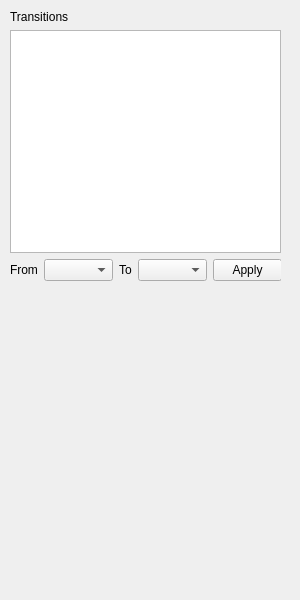
Before: the Qt Designer form forms/transitionwidget.ui in JuPedSim/jpseditor, drawn with Qt 5.
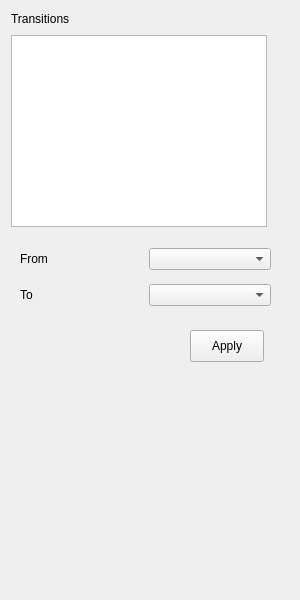
After: the same form once the commit is applied.

Commit message: Refatoring writeTransitions()

Patch:
```diff
--- a/forms/transitionwidget.ui
+++ b/forms/transitionwidget.ui
@@ -31,26 +31,52 @@
   <property name="windowTitle">
    <string>Transitions</string>
   </property>
-  <widget class="QWidget" name="layoutWidget">
+  <widget class="QLabel" name="label">
    <property name="geometry">
     <rect>
-     <x>10</x>
-     <y>10</y>
-     <width>271</width>
-     <height>271</height>
+     <x>11</x>
+     <y>11</y>
+     <width>67</width>
+     <height>16</height>
+    </rect>
+   </property>
+   <property name="text">
+    <string>Transitions</string>
+   </property>
+  </widget>
+  <widget class="QListWidget" name="listWidget_transitions">
+   <property name="geometry">
+    <rect>
+     <x>11</x>
+     <y>35</y>
+     <width>256</width>
+     <height>192</height>
+    </rect>
+   </property>
+  </widget>
+  <widget class="QPushButton" name="pushButton_apply">
+   <property name="geometry">
+    <rect>
+     <x>190</x>
+     <y>330</y>
+     <width>74</width>
+     <height>32</height>
+    </rect>
+   </property>
+   <property name="text">
+    <string>Apply</string>
+   </property>
+  </widget>
+  <widget class="QWidget" name="">
+   <property name="geometry">
+    <rect>
+     <x>20</x>
+     <y>240</y>
+     <width>251</width>
+     <height>76</height>
     </rect>
    </property>
    <layout class="QVBoxLayout" name="verticalLayout">
-    <item>
-     <widget class="QLabel" name="label">
-      <property name="text">
-       <string>Transitions</string>
-      </property>
-     </widget>
-    </item>
-    <item>
-     <widget class="QListWidget" name="listWidget_transitions"/>
-    </item>
     <item>
      <layout class="QHBoxLayout" name="horizontalLayout">
       <item>
@@ -63,6 +89,10 @@
       <item>
        <widget class="QComboBox" name="comboBox"/>
       </item>
+     </layout>
+    </item>
+    <item>
+     <layout class="QHBoxLayout" name="horizontalLayout_2">
       <item>
        <widget class="QLabel" name="label_3">
         <property name="text">
@@ -71,14 +101,7 @@
        </widget>
       </item>
       <item>
-       <widget class="QComboBox" name="comboBox_2"/>
-      </item>
-      <item>
-       <widget class="QPushButton" name="pushButton">
-        <property name="text">
-         <string>Apply</string>
-        </property>
-       </widget>
+       <widget class="QComboBox" name="comboBox_to"/>
       </item>
      </layout>
     </item>
```
Left out of the diff: 2 changed lines with no effect on the pictures. The commit also changes 10 other files.
